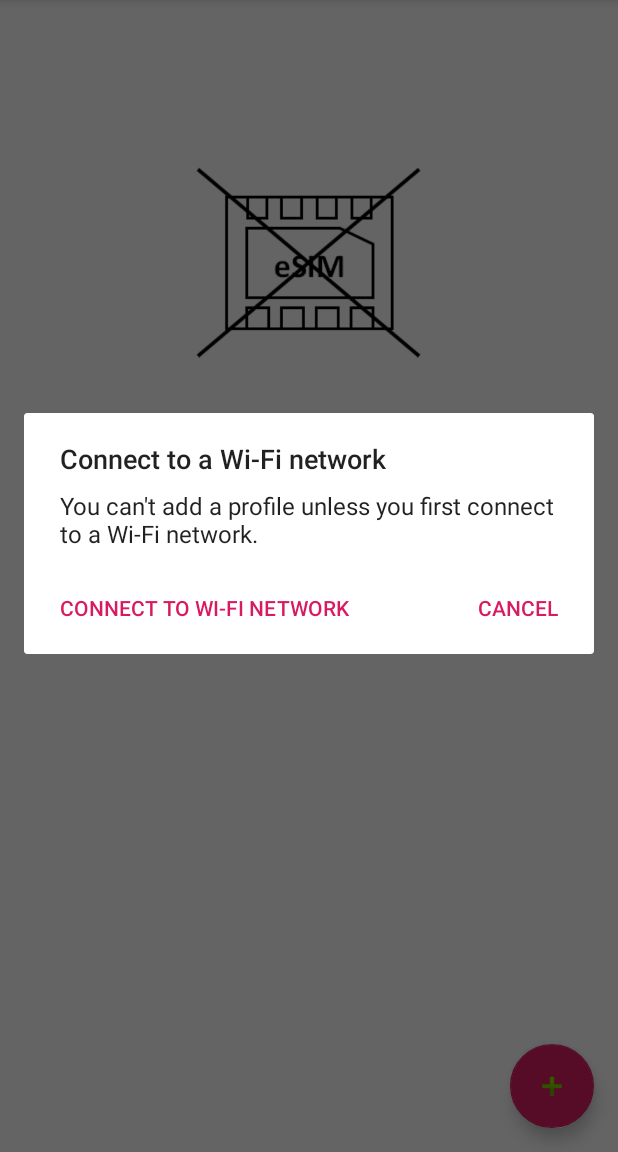
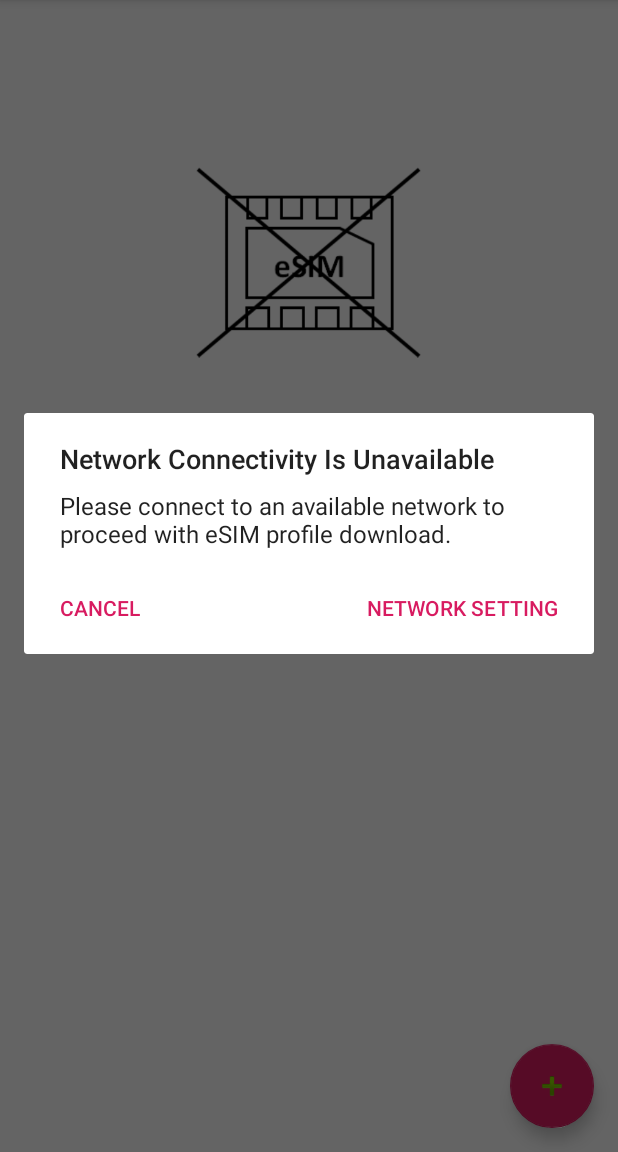
Before and after one commit to CursedHardware/InfiLPA, an Android app: the screen it shows after launch (ProfileListActivity), after a tap on "Add profile button", on a phone screen of 412 x 824 dp, the part 84-1236 px from its top. Run offline under Robolectric (Android 15) with nearby library versions, the light colour scheme and no system bars; libraries missing offline, so code that uses them is left out: com.acs.smartcard, com.beanit.jasn1, com.identive.libs; pictures from the network do not load; 2 statements that could not run were skipped.

Commit message:
remove wifi connection restriction

```diff
--- a/app/src/main/java/com/infineon/esim/lpa/ui/profileList/ProfileListActivity.java
+++ b/app/src/main/java/com/infineon/esim/lpa/ui/profileList/ProfileListActivity.java
@@ -53,7 +53,6 @@ import com.infineon.esim.lpa.ui.scanBarcode.ScanBarcodeActivity;
 import com.infineon.esim.lpa.util.android.DialogHelper;
 import com.infineon.esim.lpa.util.android.EventObserver;
 import com.infineon.esim.lpa.util.android.NetworkStatus;
-import com.infineon.esim.lpa.util.android.WifiStatus;
 import com.infineon.esim.util.Log;
 
 final public class ProfileListActivity extends AppCompatActivity {
@@ -244,28 +243,16 @@ final public class ProfileListActivity extends AppCompatActivity {
 
     // region Listener and observer
     final View.OnClickListener floatingButtonOnClickListener = (view) -> {
-        if(NetworkStatus.isNetworkAvailable() && WifiStatus.isWifiEnabled()) {
+        if(NetworkStatus.isNetworkAvailable()) {
             startActivity(new Intent(ProfileListActivity.this, ScanBarcodeActivity.class));
         } else {
-            if (!WifiStatus.isWifiEnabled()) {
                 new AlertDialog.Builder(this)
-                        .setTitle(R.string.error_wifi_disabled_heading)
-                        .setMessage(R.string.error_wifi_disabled_body)
+                        .setTitle(R.string.error_network_disabled_heading)
+                        .setMessage(R.string.error_network_disabled_body)
                         .setCancelable(true)
-                        .setNegativeButton(android.R.string.cancel, (dialog, id) -> dialog.dismiss())
-                        .setNeutralButton(R.string.error_wifi_disabled_positive_button, (dialog, id) -> startActivity(new Intent(Settings.ACTION_WIFI_SETTINGS)))
+                        .setNeutralButton(android.R.string.cancel, (dialog, id) -> dialog.dismiss())
+                        .setNegativeButton(R.string.error_network_not_connected_positive_button, (dialog, id) -> startActivity(new Intent(Settings.ACTION_WIRELESS_SETTINGS)))
                         .show();
-            } else {
-                if (!NetworkStatus.isNetworkAvailable()) {
-                    new AlertDialog.Builder(this)
-                            .setTitle(R.string.error_wifi_not_connected_heading)
-                            .setMessage(R.string.error_wifi_not_connected_body)
-                            .setCancelable(true)
-                            .setNegativeButton(android.R.string.cancel, (dialog, id) -> dialog.dismiss())
-                            .setNeutralButton(R.string.error_wifi_not_connected_positive_button, (dialog, id) -> startActivity(new Intent(Settings.ACTION_WIFI_SETTINGS)))
-                            .show();
-                }
-            }
         }
     };
 
--- a/app/src/main/res/values/strings.xml
+++ b/app/src/main/res/values/strings.xml
@@ -197,6 +197,12 @@
     <string name="error_wifi_not_connected_heading">Connect to a Wi-Fi network</string>
     <string name="error_wifi_not_connected_body">You can\'t add a profile unless you first connect to a Wi-Fi network.</string>
     <string name="error_wifi_not_connected_positive_button">Connect to Wi-Fi network</string>
+    <string name="error_network_disabled_heading">Network Connectivity Is Unavailable</string>
+    <string name="error_network_disabled_body">Please connect to an available network to proceed with eSIM profile download.</string>
+    <string name="error_network_disabled_positive_button">Network Setting</string>
+    <string name="error_network_not_connected_heading">Connect to network</string>
+    <string name="error_network_not_connected_body">Please connect to an available network to proceed with eSIM profile download.</string>
+    <string name="error_network_not_connected_positive_button">Network Setting</string>
     <string name="error_back_press_disabled_heading">Back Press Disabled</string>
     <string name="error_back_press_disabled_body">The back button is disabled while downloading.</string>
     <string name="error_camera_permission_request_finally_denied_header">Camera permission finally denied!</string>
```
